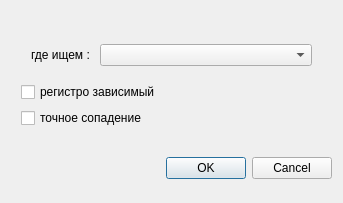
Above: PblTableView/search_settings_dlg.ui from PavelDorofeev/Fork-Sql-Qt-4.8.1--SQLite-3--relations--calc-fields before the change. Below: the same form after it.
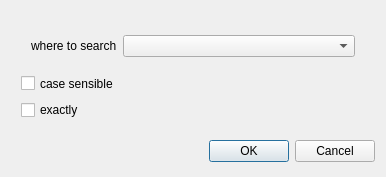
That is the form after the change. Icons and pictures are not drawn.

The edit to the form file:
```diff
--- a/PblTableView/search_settings_dlg.ui
+++ b/PblTableView/search_settings_dlg.ui
@@ -6,8 +6,8 @@
    <rect>
     <x>0</x>
     <y>0</y>
-    <width>343</width>
-    <height>203</height>
+    <width>386</width>
+    <height>177</height>
    </rect>
   </property>
   <property name="windowTitle">
@@ -31,7 +31,7 @@
        <item>
         <widget class="QLabel" name="label_2">
          <property name="text">
-          <string>где ищем : </string>
+          <string>where to search</string>
          </property>
         </widget>
        </item>
@@ -42,15 +42,21 @@
      </item>
      <item>
       <widget class="QCheckBox" name="chk_caseSensetive">
+       <property name="minimumSize">
+        <size>
+         <width>344</width>
+         <height>21</height>
+        </size>
+       </property>
        <property name="text">
-        <string>регистро зависимый</string>
+        <string>case sensible</string>
        </property>
       </widget>
      </item>
      <item>
       <widget class="QCheckBox" name="chk_exactly">
        <property name="text">
-        <string>точное сопадение</string>
+        <string>exactly</string>
        </property>
       </widget>
      </item>
```
Left out of the diff: 2 changed lines with no effect on the pictures.
